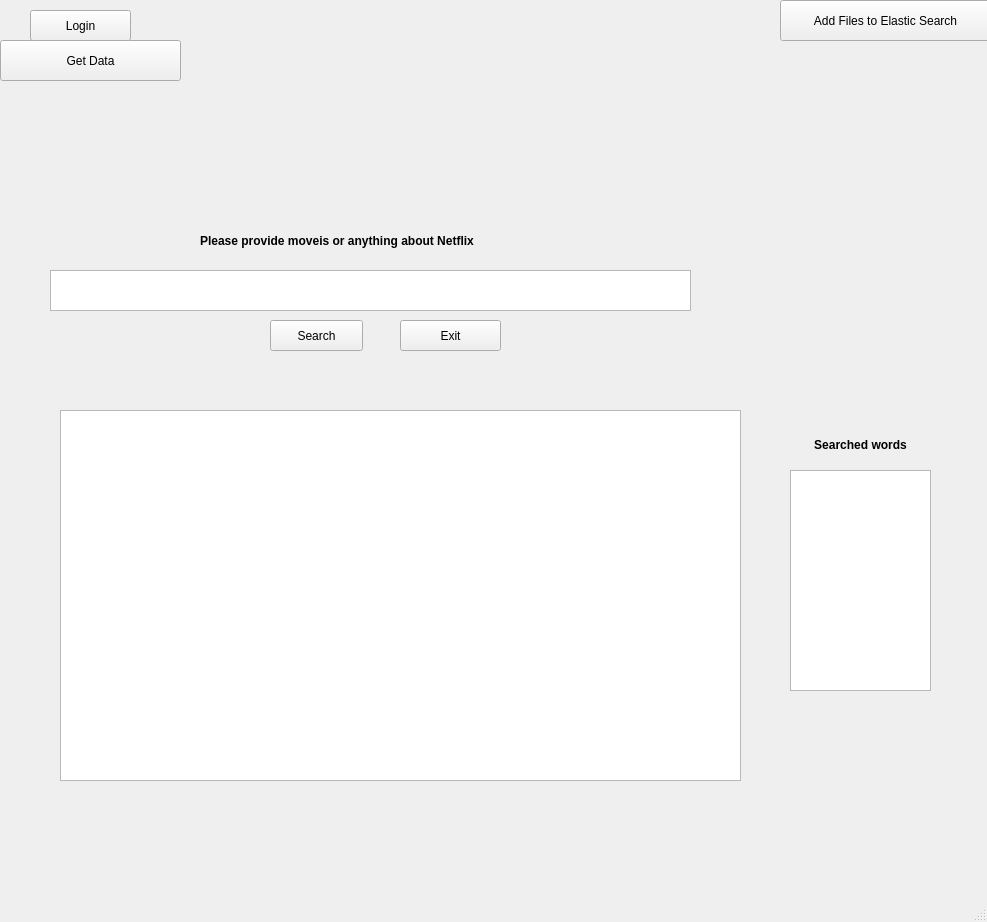
Above: guiTest.ui from mm528/ElasticSearch before the change. Below: the same form after it.
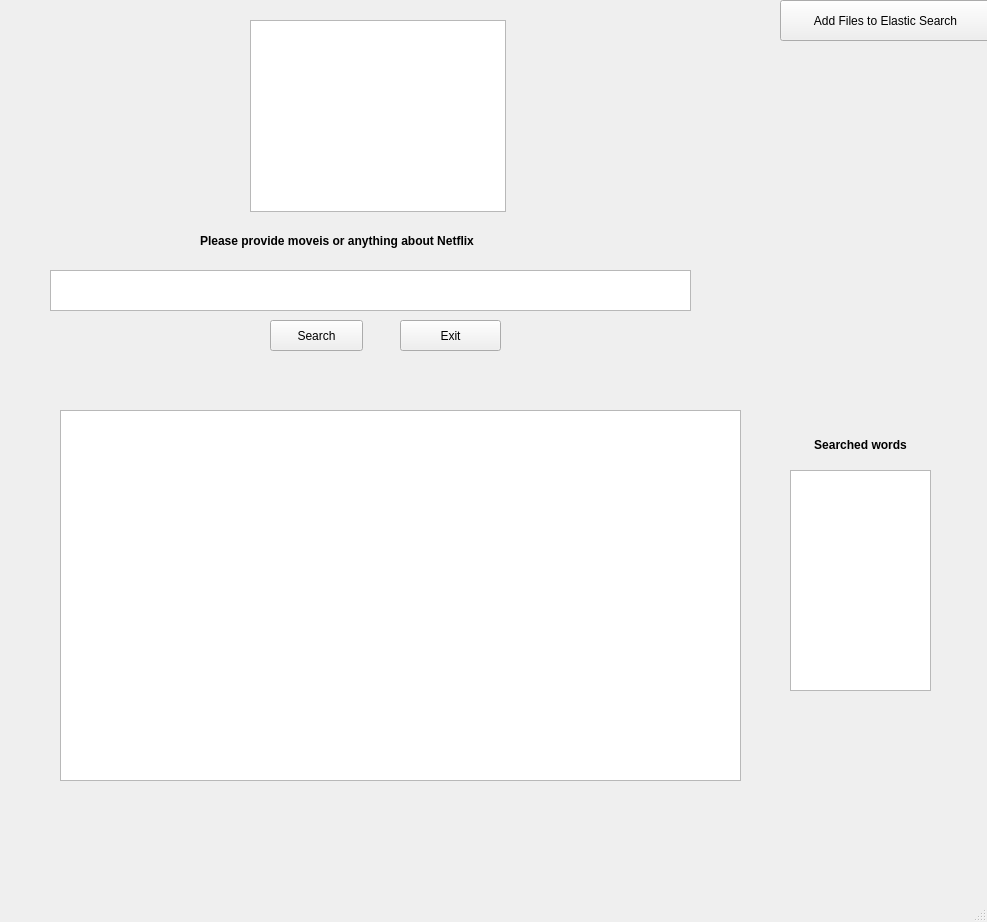
That is the form after the change.

The edit to the form file:
```diff
--- a/guiTest.ui
+++ b/guiTest.ui
@@ -27,19 +27,6 @@
      <string>&lt;html&gt;&lt;head/&gt;&lt;body&gt;&lt;p align=&quot;center&quot;&gt;&lt;span style=&quot; font-weight:600;&quot;&gt;Searched words&lt;/span&gt;&lt;/p&gt;&lt;/body&gt;&lt;/html&gt;</string>
     </property>
    </widget>
-   <widget class="QPushButton" name="pushButton_getData">
-    <property name="geometry">
-     <rect>
-      <x>0</x>
-      <y>40</y>
-      <width>181</width>
-      <height>41</height>
-     </rect>
-    </property>
-    <property name="text">
-     <string>Get Data</string>
-    </property>
-   </widget>
    <widget class="QTextEdit" name="textEditRight">
     <property name="geometry">
      <rect>
@@ -50,19 +37,6 @@
      </rect>
     </property>
    </widget>
-   <widget class="QPushButton" name="pushButton_login">
-    <property name="geometry">
-     <rect>
-      <x>30</x>
-      <y>10</y>
-      <width>101</width>
-      <height>31</height>
-     </rect>
-    </property>
-    <property name="text">
-     <string>Login</string>
-    </property>
-   </widget>
    <widget class="QPushButton" name="pushButton_exit">
     <property name="geometry">
      <rect>
@@ -149,6 +123,16 @@
      </rect>
     </property>
    </widget>
+   <widget class="QTableView" name="tableView_results">
+    <property name="geometry">
+     <rect>
+      <x>250</x>
+      <y>20</y>
+      <width>256</width>
+      <height>192</height>
+     </rect>
+    </property>
+   </widget>
   </widget>
   <widget class="QMenuBar" name="menubar">
    <property name="geometry">
```
